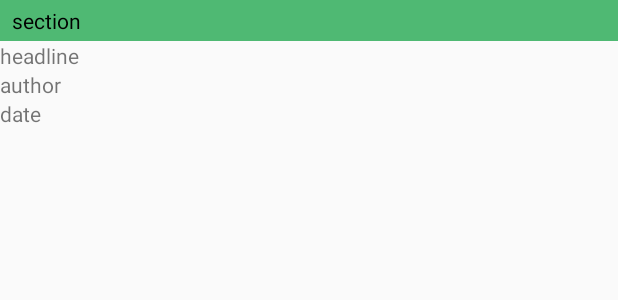
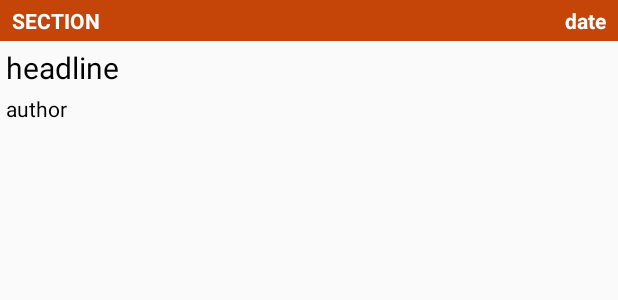
Before and after one commit to sputnikboom/NewsApp, an Android app: the layout list_item.xml on its own in the app's theme, with its tools: preview values and no code run, on a phone screen of 412 x 824 dp. Shown: the top 300 px of the screen. Run offline under Robolectric (Android 15) with nearby library versions, the phone set to English and light mode, and no system bars.

Commit message:
layout adjustments, all I think is left is to format the date for the ui

```diff
--- a/app/src/main/AndroidManifest.xml
+++ b/app/src/main/AndroidManifest.xml
@@ -2,6 +2,7 @@
 <manifest xmlns:android="http://schemas.android.com/apk/res/android"
     package="com.example.rachael.newsapp">
     <uses-permission android:name="android.permission.INTERNET"/>
+    <uses-permission android:name="android.permission.ACCESS_NETWORK_STATE"/>
 
     <application
         android:allowBackup="true"
--- a/app/src/main/res/layout/list_item.xml
+++ b/app/src/main/res/layout/list_item.xml
@@ -2,40 +2,63 @@
 <LinearLayout xmlns:android="http://schemas.android.com/apk/res/android"
     xmlns:tools="http://schemas.android.com/tools"
     android:layout_width="match_parent"
-    android:layout_height="wrap_content"
-    android:orientation="vertical"
-    android:paddingBottom="8dp">
+    android:layout_height="140dp"
+    android:orientation="vertical">
 
-    <TextView
-        android:id="@+id/section"
+    <!--TODO make layout more pretty -->
+
+    <LinearLayout
         android:layout_width="match_parent"
         android:layout_height="wrap_content"
-        tools:text="section"
-        android:background="@color/colorAccent"
-        android:textColor="@android:color/black"
-        android:paddingTop="4dp"
+        android:background="@color/colorPrimaryDark"
+        android:orientation="horizontal"
         android:paddingBottom="4dp"
-        android:paddingLeft="8dp"/>
+        android:paddingLeft="8dp"
+        android:paddingRight="8dp"
+        android:paddingTop="4dp">
+
+        <TextView
+            android:id="@+id/section"
+            android:layout_width="0dp"
+            android:layout_height="wrap_content"
+            android:layout_weight="1"
+            android:textAllCaps="true"
+            android:textColor="@android:color/white"
+            android:textStyle="bold"
+            tools:text="section" />
+
+        <TextView
+            android:id="@+id/date"
+            android:layout_width="0dp"
+            android:layout_height="wrap_content"
+            android:layout_marginLeft="8dp"
+            android:layout_weight="1"
+            android:gravity="end"
+            android:textColor="@android:color/white"
+            android:textStyle="bold"
+            tools:text="date" />
+    </LinearLayout>
 
     <TextView
         android:id="@+id/headline"
         android:layout_width="wrap_content"
-        android:layout_height="match_parent"
+        android:layout_height="wrap_content"
+        android:layout_marginLeft="4dp"
+        android:layout_marginRight="4dp"
+        android:paddingTop="4dp"
+        android:textSize="20sp"
+        android:textColor="@android:color/black"
         tools:text="headline" />
-
 
     <TextView
         android:id="@+id/author"
         android:layout_width="match_parent"
         android:layout_height="wrap_content"
+        android:layout_marginRight="4dp"
+        android:layout_marginLeft="4dp"
+        android:paddingTop="4dp"
+        android:textSize="14sp"
+        android:textColor="@android:color/black"
         tools:text="author" />
 
-    <TextView
-        android:id="@+id/date"
-        android:layout_width="match_parent"
-        android:layout_height="wrap_content"
-        tools:text="date" />
-
-
-
 </LinearLayout>
--- a/app/src/main/res/values/colors.xml
+++ b/app/src/main/res/values/colors.xml
@@ -1,6 +1,6 @@
 <?xml version="1.0" encoding="utf-8"?>
 <resources>
-    <color name="colorPrimary">#880e4f</color>
-    <color name="colorPrimaryDark">#560027</color>
+    <color name="colorPrimary">#ff7439</color>
+    <color name="colorPrimaryDark">#c54407</color>
     <color name="colorAccent">#4fb973</color>
 </resources>
--- a/app/src/main/res/values/strings.xml
+++ b/app/src/main/res/values/strings.xml
@@ -1,4 +1,5 @@
 <resources>
     <string name="app_name">News App</string>
-    <string name="no_news">No news stories available</string>
+    <string name="no_news">No news stories available\nplease try again later</string>
+    <string name="connection_error">Unable to connect to internet\nplease check network settings</string>
 </resources>
```
Also changed, not shown: app/src/main/java/com/example/rachael/newsapp/MainActivity.java (+13 -8 lines), app/src/main/java/com/example/rachael/newsapp/NewsItemAdapter.java (+2 -6 lines), app/src/main/java/com/example/rachael/newsapp/QueryUtils.java (+24 -4 lines).
